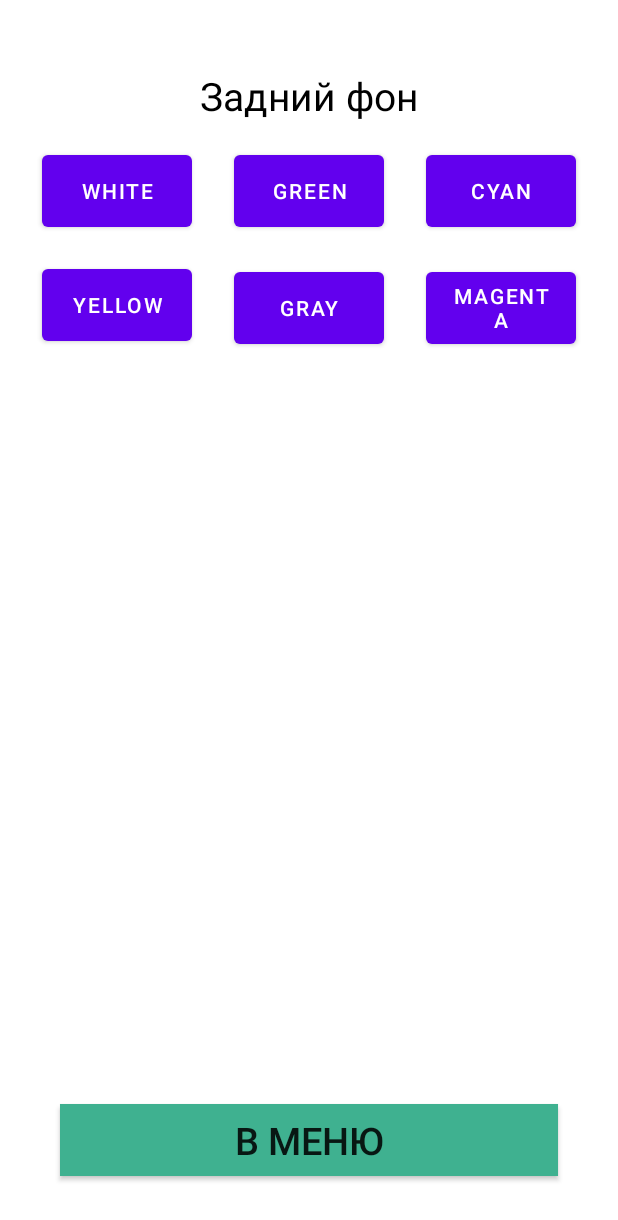
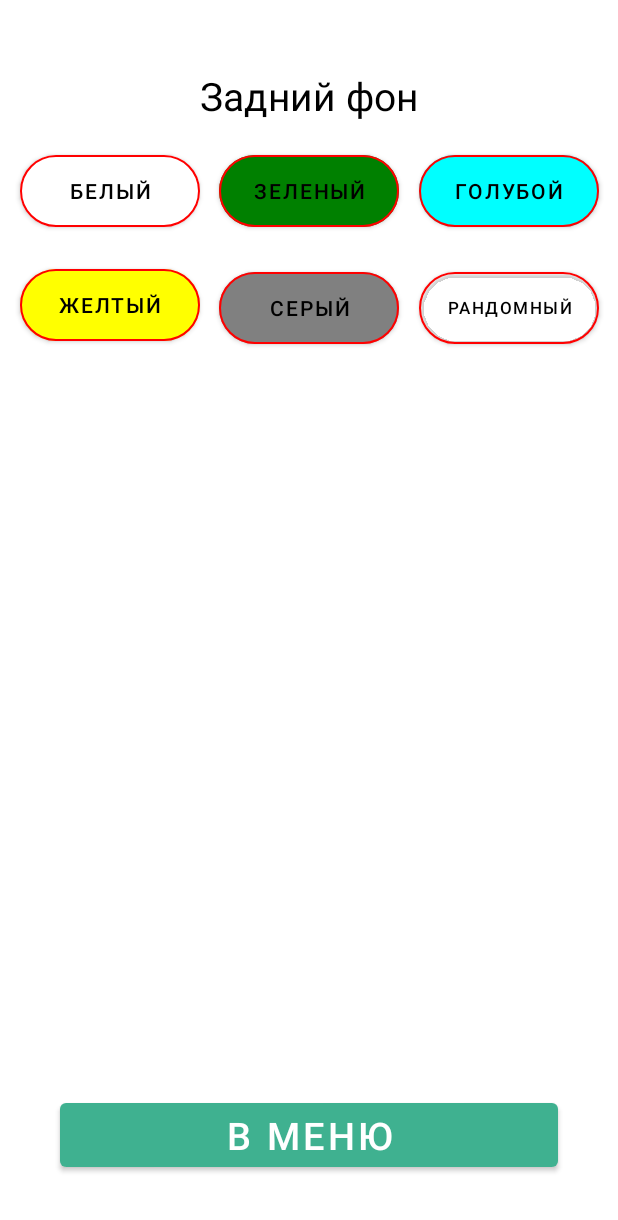
Before and after one commit to ZoomUp/CirclesGame, an Android app: the SettingsScreen screen opened through its navigation route, on a phone screen of 412 x 824 dp. Shown: the top 1220 px of the screen. Run offline under Robolectric (Android 15) with nearby library versions, the phone set to English and light mode, and no system bars.

Commit message:
fix settings Page

```diff
--- a/app/src/main/java/com/example/circlesgame/SettingsScreen.kt
+++ b/app/src/main/java/com/example/circlesgame/SettingsScreen.kt
@@ -11,6 +11,7 @@ import androidx.fragment.app.Fragment
 import androidx.navigation.fragment.findNavController
 import com.example.circlesgame.databinding.FragmentSettingsScreenBinding
 import com.example.circlesgame.storages.SettingsStorage
+import kotlin.random.Random
 
 class SettingsScreen : Fragment() {
 
@@ -73,8 +74,13 @@ class SettingsScreen : Fragment() {
         }
 
         binding.buttonMagenta.setOnClickListener {
-            SettingsStorage.mainBackgroundColor = Color.MAGENTA
+            SettingsStorage.mainBackgroundColor = generateColor()
             binding.root.background = SettingsStorage.mainBackgroundColor.toDrawable()
         }
     }
+
+    private fun generateColor(): Int {
+        val random = Random.Default
+        return Color.argb(255, random.nextInt(256), random.nextInt(256), random.nextInt(256))
+    }
 }
--- a/app/src/main/res/layout/fragment_settings_screen.xml
+++ b/app/src/main/res/layout/fragment_settings_screen.xml
@@ -9,80 +9,111 @@
         android:layout_width="wrap_content"
         android:layout_height="wrap_content"
         android:layout_marginTop="46dp"
+        android:text="Задний фон"
+        android:textColor="@color/Black"
         android:textSize="26sp"
-        android:textColor="@color/Black"
-        android:text="Задний фон"
         app:layout_constraintEnd_toEndOf="parent"
         app:layout_constraintStart_toStartOf="parent"
         app:layout_constraintTop_toTopOf="parent" />
 
-    <Button
+    <com.google.android.material.button.MaterialButton
         android:id="@+id/button_white"
-        android:layout_width="100dp"
+        android:layout_width="120dp"
         android:layout_height="60dp"
         android:layout_marginTop="16dp"
-        android:text="White"
+        android:text="Белый"
+        android:textColor="@color/Black"
+        app:backgroundTint="@color/white"
+        app:cornerRadius="90dp"
         app:layout_constraintEnd_toStartOf="@+id/button_green"
         app:layout_constraintStart_toStartOf="parent"
-        app:layout_constraintTop_toBottomOf="@+id/textView_background" />
+        app:layout_constraintTop_toBottomOf="@+id/textView_background"
+        app:strokeColor="@color/Red"
+        app:strokeWidth="1dp" />
 
-    <Button
+    <com.google.android.material.button.MaterialButton
         android:id="@+id/button_green"
-        android:layout_width="100dp"
+        android:layout_width="120dp"
         android:layout_height="60dp"
-        android:text="Green"
+        android:text="Зеленый"
+        android:textColor="@color/Black"
+        app:backgroundTint="@color/Green"
+        app:cornerRadius="90dp"
         app:layout_constraintEnd_toStartOf="@+id/button_cyan"
         app:layout_constraintStart_toEndOf="@+id/button_white"
-        app:layout_constraintTop_toTopOf="@+id/button_white" />
+        app:layout_constraintTop_toTopOf="@+id/button_white"
+        app:strokeColor="@color/Red"
+        app:strokeWidth="1dp" />
 
-    <Button
+    <com.google.android.material.button.MaterialButton
         android:id="@+id/button_cyan"
-        android:layout_width="100dp"
+        android:layout_width="120dp"
         android:layout_height="60dp"
-        android:text="Cyan"
+        android:text="Голубой"
+        android:textColor="@color/Black"
+        app:backgroundTint="@color/Cyan"
+        app:cornerRadius="90dp"
         app:layout_constraintEnd_toEndOf="parent"
         app:layout_constraintStart_toEndOf="@+id/button_green"
-        app:layout_constraintTop_toTopOf="@+id/button_white" />
+        app:layout_constraintTop_toTopOf="@+id/button_white"
+        app:strokeColor="@color/Red"
+        app:strokeWidth="1dp" />
 
-    <Button
+    <com.google.android.material.button.MaterialButton
         android:id="@+id/button_yellow"
-        android:layout_width="100dp"
+        android:layout_width="120dp"
         android:layout_height="60dp"
         android:layout_marginTop="16dp"
-        android:text="Yellow"
+        android:text="Желтый"
+        android:textColor="@color/Black"
+        app:backgroundTint="@color/Yellow"
+        app:cornerRadius="90dp"
         app:layout_constraintEnd_toStartOf="@+id/button_gray"
         app:layout_constraintStart_toStartOf="parent"
-        app:layout_constraintTop_toBottomOf="@+id/button_white" />
+        app:layout_constraintTop_toBottomOf="@+id/button_white"
+        app:strokeColor="@color/Red"
+        app:strokeWidth="1dp" />
 
-    <Button
+    <com.google.android.material.button.MaterialButton
         android:id="@+id/button_gray"
-        android:layout_width="100dp"
+        android:layout_width="120dp"
         android:layout_height="60dp"
         android:layout_marginTop="2dp"
-        android:text="Gray"
+        android:text="Серый"
+        android:textColor="@color/Black"
+        app:backgroundTint="@color/Gray"
+        app:cornerRadius="90dp"
         app:layout_constraintEnd_toStartOf="@+id/button_magenta"
         app:layout_constraintStart_toEndOf="@+id/button_yellow"
-        app:layout_constraintTop_toTopOf="@+id/button_yellow" />
+        app:layout_constraintTop_toTopOf="@+id/button_yellow"
+        app:strokeColor="@color/Red"
+        app:strokeWidth="1dp" />
 
-    <Button
+    <com.google.android.material.button.MaterialButton
         android:id="@+id/button_magenta"
-        android:layout_width="100dp"
+        android:layout_width="120dp"
         android:layout_height="60dp"
         android:layout_marginTop="2dp"
-        android:text="Magenta"
+        android:text="Рандомный"
+        android:textColor="@color/Black"
+        app:backgroundTint="@color/transparent"
+        app:cornerRadius="90dp"
+        android:textSize="11sp"
         app:layout_constraintEnd_toEndOf="parent"
         app:layout_constraintStart_toEndOf="@+id/button_gray"
-        app:layout_constraintTop_toTopOf="@+id/button_yellow" />
+        app:layout_constraintTop_toTopOf="@+id/button_yellow"
+        app:strokeColor="@color/Red"
+        app:strokeWidth="1dp" />
 
-    <androidx.appcompat.widget.AppCompatButton
+    <com.google.android.material.button.MaterialButton
         android:id="@+id/btn_menu"
         android:layout_width="match_parent"
         android:layout_height="wrap_content"
         android:layout_marginHorizontal="40dp"
         android:layout_marginVertical="40dp"
-        android:background="#3FB190"
         android:text="В меню"
         android:textSize="25sp"
+        app:backgroundTint="#3FB190"
         app:layout_constraintBottom_toBottomOf="parent"
         app:layout_constraintEnd_toEndOf="parent"
         app:layout_constraintStart_toStartOf="parent"
```
